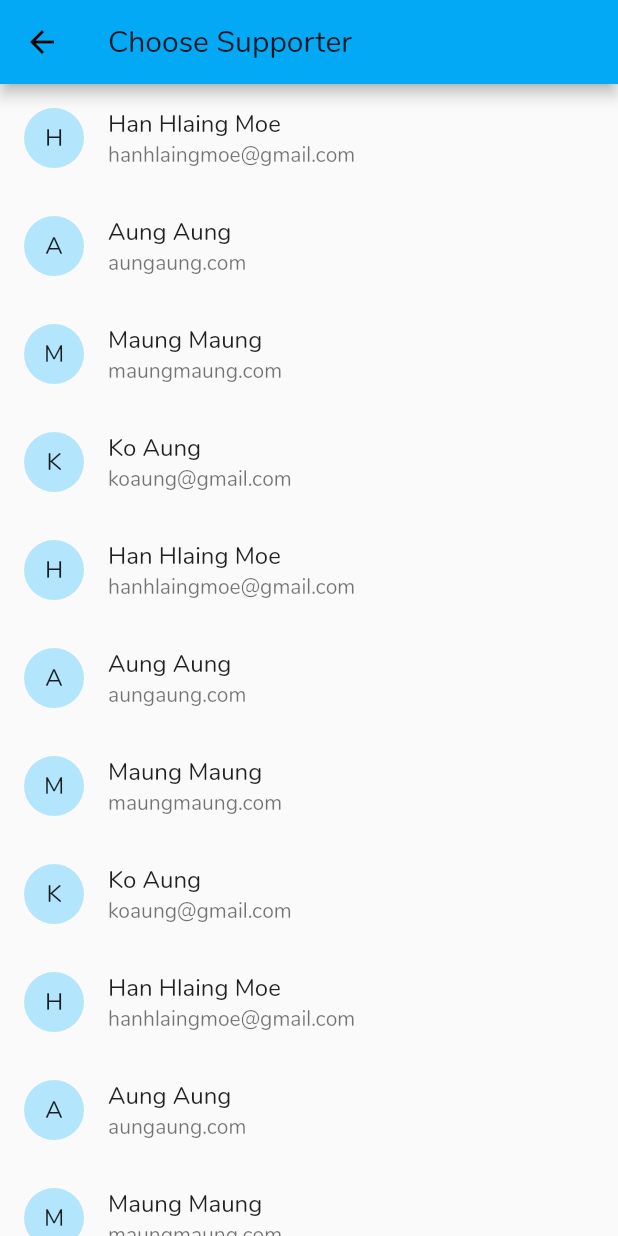
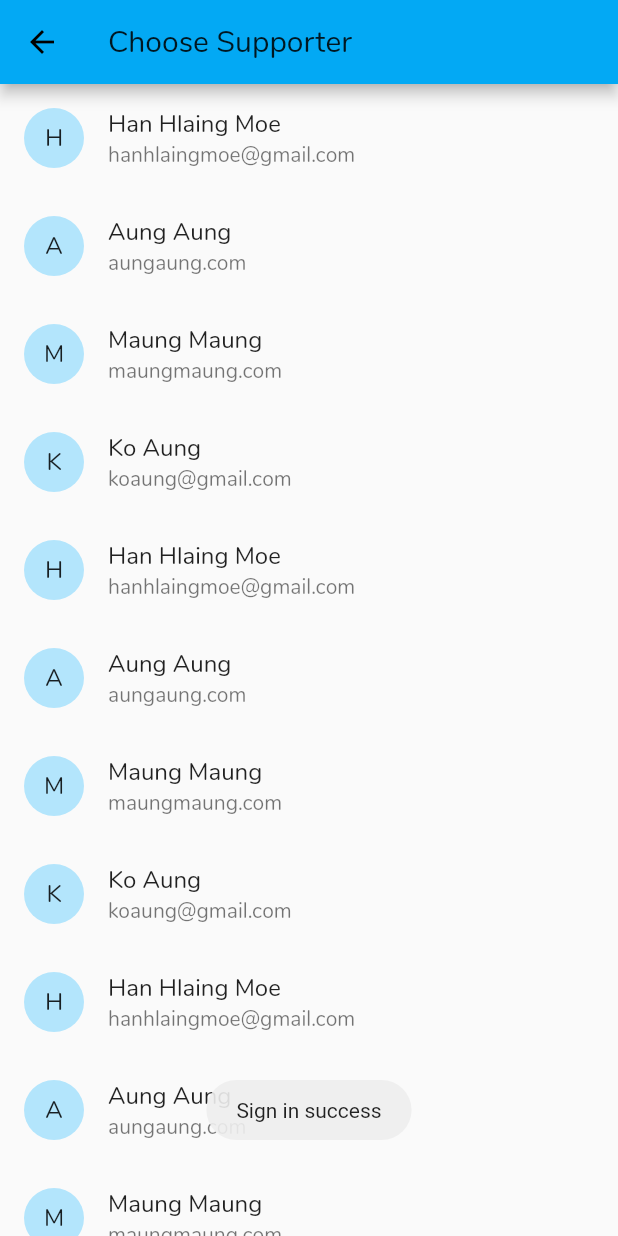
Before and after one commit to HanHlaing/flutter_testing, a Flutter app: the screen it shows after launch, after a tap on "Anonymous Login", on a phone screen of 412 x 824 dp. Run offline on Flutter 3.47's test engine with Material 2 defaults, Android fonts, the phone set to English and light mode, and no system bars; our stand-ins replace cached_network_image, cloud_firestore, firebase_storage, fluttertoast, image_picker, shared_preferences; missing offline and left inert: device_id; accounts and stored records are empty; network calls fail.

Commit message:
- show loading for anonymous login

```diff
--- a/lib/home.dart
+++ b/lib/home.dart
@@ -2,13 +2,72 @@ import 'package:flutter/material.dart';
 import 'login.dart';
 import 'style.dart';
 import 'supporter_list.dart';
+import 'package:cloud_firestore/cloud_firestore.dart';
+import 'package:fluttertoast/fluttertoast.dart';
+import 'package:shared_preferences/shared_preferences.dart';
+import 'package:device_id/device_id.dart';
+import 'const.dart';
 
-class HomePage extends StatelessWidget {
+class HomePage extends StatefulWidget {
+
   static String tag = 'home-page';
 
   @override
+  HomePageState createState() => new HomePageState();
+}
+
+class HomePageState extends State<HomePage> {
+
+
+  String _deviceid = 'Unknown';
+  SharedPreferences prefs;
+  bool isLoading = false;
+
+  Future<Null> handleSignIn(BuildContext context) async {
+    prefs = await SharedPreferences.getInstance();
+
+    this.setState(() {
+      isLoading = true;
+    });
+    _deviceid = await DeviceId.getID;
+
+    if (_deviceid != null) {
+      // Check is already sign up
+      final QuerySnapshot result = await Firestore.instance
+          .collection('users')
+          .where('id', isEqualTo: _deviceid)
+          .getDocuments();
+
+      final List<DocumentSnapshot> documents = result.documents;
+      if (documents.length == 0) {
+        // Update data to server if new user
+        Firestore.instance
+            .collection('users')
+            .document(_deviceid)
+            .setData({'nickname': _deviceid, 'id': _deviceid,'type':'2'});
+      } else {
+        // Write data to local
+        await prefs.setString('id', documents[0]['id']);
+        await prefs.setString('nickname', documents[0]['nickname']);
+        await prefs.setString('type', documents[0]['type']);
+      }
+      Fluttertoast.showToast(msg: "Sign in success");
+
+      this.setState(() {
+        isLoading = false;
+      });
+
+      Navigator.of(context).pushNamed(ListPage.tag);
+    } else {
+      Fluttertoast.showToast(msg: "Sign in fail");
+      this.setState(() {
+        isLoading = false;
+      });
+    }
+  }
+
+  @override
   Widget build(BuildContext context) {
-
     final logo = Hero(
       tag: 'hero',
       child: Padding(
@@ -26,7 +85,8 @@ class HomePage extends StatelessWidget {
       child: Text(
         'Welcome from Mee Pya Tike',
         textAlign: TextAlign.center,
-        style: TextStyle(fontSize: 21.0, color: Colors.white,fontWeight: FontWeight.bold),
+        style: TextStyle(
+            fontSize: 21.0, color: Colors.white, fontWeight: FontWeight.bold),
       ),
     );
 
@@ -39,11 +99,13 @@ class HomePage extends StatelessWidget {
       ),
     );
 
-
     final anonymousRaiseButton = new SizedBox(
       height: 42.0,
       width: 200.0,
       child: RaisedButton(
+        onPressed: () {
+          handleSignIn(context);
+        },
         child: Text('Anonymous Login'),
         elevation: 8.0,
         textColor: Colors.lightBlue,
@@ -51,9 +113,6 @@ class HomePage extends StatelessWidget {
             borderRadius: new BorderRadius.circular(5.0)),
         color: Colors.white,
         splashColor: Colors.lightBlueAccent,
-        onPressed: () {
-          Navigator.of(context).pushNamed(ListPage.tag);
-        },
       ),
     );
 
@@ -74,9 +133,21 @@ class HomePage extends StatelessWidget {
       ),
     );
 
+    final loading = Positioned(
+      child: isLoading
+          ? Container(
+              child: Center(
+                child: CircularProgressIndicator(
+                  valueColor: AlwaysStoppedAnimation<Color>(themeColor),
+                ),
+              ),
+              color: Colors.white.withOpacity(0.8),
+            )
+          : Container(),
+    );
 
-
-    final body = Container(
+    final body = Stack(children: <Widget>[
+      Container(
         width: MediaQuery.of(context).size.width,
         padding: EdgeInsets.all(28.0),
         decoration: new BoxDecoration(
@@ -89,12 +160,27 @@ class HomePage extends StatelessWidget {
         ]),
       ),*/
         child: Column(
-        children: <Widget>[logo, welcome, lorem,SizedBox(height: 30.0),anonymousRaiseButton,SizedBox(height: 14.0),supporterRaiseButton],
+          children: <Widget>[
+            logo,
+            welcome,
+            lorem,
+            SizedBox(height: 30.0),
+            anonymousRaiseButton,
+            SizedBox(height: 14.0),
+            supporterRaiseButton
+          ],
         ),
-    );
+      ),
+      loading
+    ]);
 
     return Scaffold(
       body: body,
     );
   }
+
+  @override
+  State<StatefulWidget> createState() {
+    // TODO: implement createState
   }
+}
--- a/lib/supporter_list.dart
+++ b/lib/supporter_list.dart
@@ -52,7 +52,7 @@ class ContactListTile extends ListTile {
           context,
           new MaterialPageRoute(
               builder: (context) => new Chat(
-                peerId: "HanHlaingMoe",
+                peerId: contact.name,
                 peerAvatar: "test",
               )));
     },
--- a/pubspec.yaml
+++ b/pubspec.yaml
@@ -26,6 +26,7 @@ dependencies:
   shared_preferences: ^0.4.2
   firebase_storage: ^1.0.1
   cached_network_image: ^0.4.1
+  device_id: ^0.1.3
   intl: ^0.15.7
 
 dev_dependencies:
```
Also changed, not shown: lib/chat.dart (+16 -3 lines), lib/common/CommonUtils.dart (added), pubspec.lock. Lines whose indentation alone changed are shown as unchanged.
